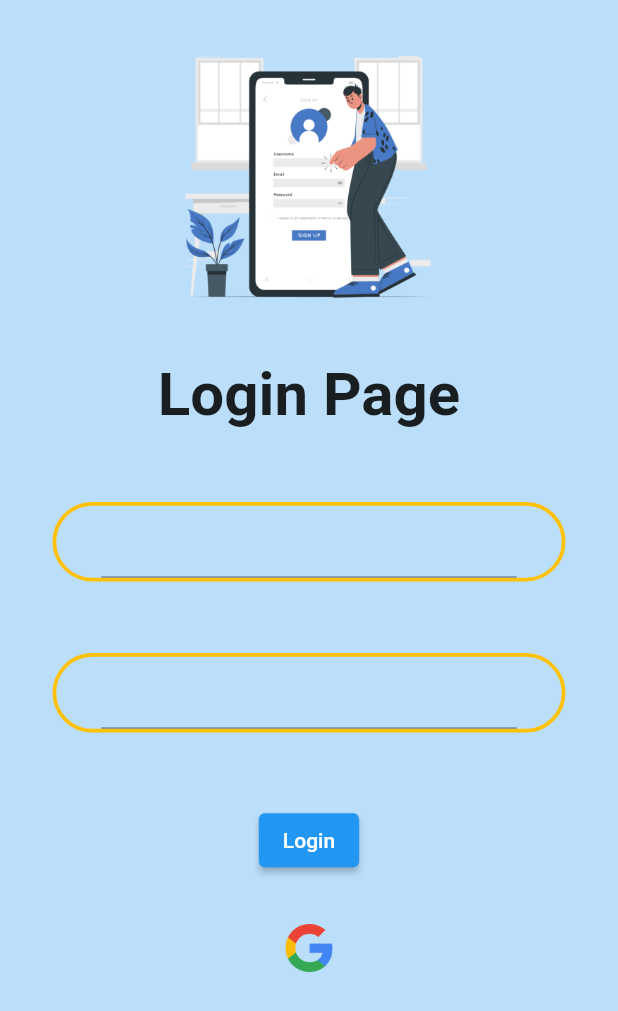
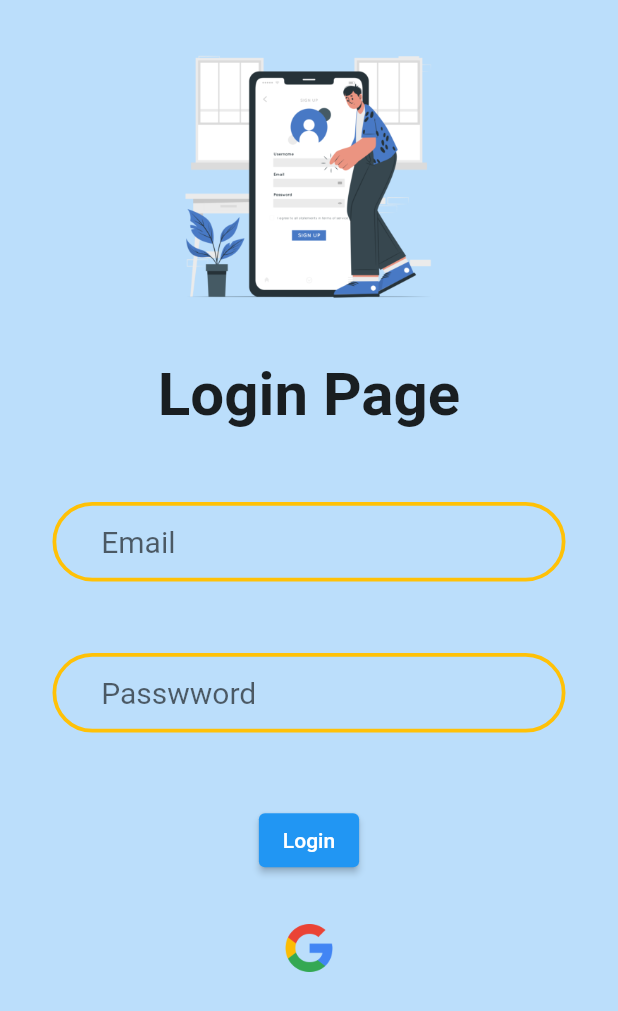
Before and after one commit to febriansf/bookabuku, a Flutter app: the screen it shows after launch, on a phone screen of 412 x 824 dp. Shown: the top 1011 px of the screen. Run offline on Flutter 3.47's test engine with Material 2 defaults, Android fonts, the light colour scheme and no system bars.

Commit message:
Update Login Page

```diff
--- /dev/null
+++ b/lib/components/components.dart
@@ -0,0 +1,22 @@
+import 'package:flutter/material.dart';
+
+class CustomTextField extends StatelessWidget {
+  const CustomTextField({super.key, required this.textField});
+
+  final TextField textField;
+
+  @override
+  Widget build(BuildContext context) {
+    return Container(
+      padding: const EdgeInsets.symmetric(horizontal: 30),
+      decoration: BoxDecoration(
+        borderRadius: BorderRadius.circular(40),
+        border: Border.all(
+          width: 2.5,
+          color: Colors.amber,
+        ),
+      ),
+      child: textField,
+    );
+  }
+}
--- a/lib/pages/login_pages.dart
+++ b/lib/pages/login_pages.dart
@@ -1,3 +1,4 @@
+import 'package:bookabuku/components/components.dart';
 import 'package:flutter/material.dart';
 
 class LoginPage extends StatefulWidget {
@@ -32,7 +33,7 @@ class _LoginPageState extends State<LoginPage> {
               Expanded(
                 flex: 2,
                 child: Padding(
-                  padding: EdgeInsets.symmetric(horizontal: 15.0),
+                  padding: const EdgeInsets.symmetric(horizontal: 15.0),
                   child: Column(
                     mainAxisAlignment: MainAxisAlignment.spaceAround,
                     crossAxisAlignment: CrossAxisAlignment.center,
@@ -44,8 +45,20 @@ class _LoginPageState extends State<LoginPage> {
                           fontWeight: FontWeight.bold,
                         ),
                       ),
-                      CustomTextField(),
-                      CustomTextField(),
+                      const CustomTextField(
+                        textField: TextField(
+                          style: TextStyle(fontSize: 20),
+                          decoration: InputDecoration(
+                              border: InputBorder.none, hintText: 'Email'),
+                        ),
+                      ),
+                      const CustomTextField(
+                        textField: TextField(
+                          style: TextStyle(fontSize: 20),
+                          decoration: InputDecoration(
+                              border: InputBorder.none, hintText: 'Passwword'),
+                        ),
+                      ),
                       ElevatedButton(
                         onPressed: () {},
                         child: Text('Login'),
@@ -77,24 +90,3 @@ class _LoginPageState extends State<LoginPage> {
     );
   }
 }
-
-class CustomTextField extends StatelessWidget {
-  const CustomTextField({
-    super.key,
-  });
-
-  @override
-  Widget build(BuildContext context) {
-    return Container(
-      padding: const EdgeInsets.symmetric(horizontal: 30),
-      decoration: BoxDecoration(
-        borderRadius: BorderRadius.circular(40),
-        border: Border.all(
-          width: 2.5,
-          color: Colors.amber,
-        ),
-      ),
-      child: TextField(),
-    );
-  }
-}
```
